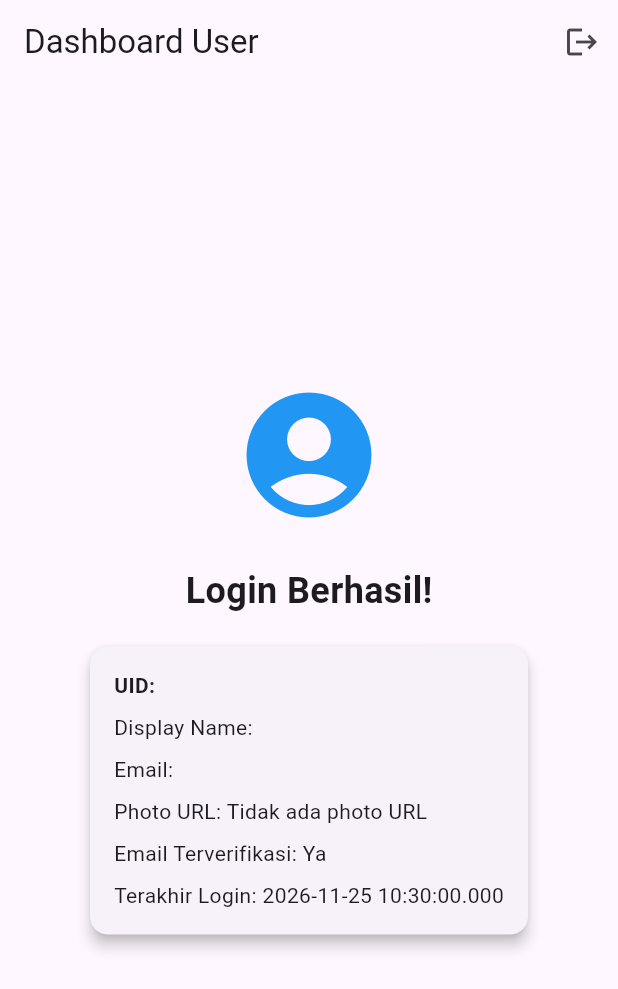
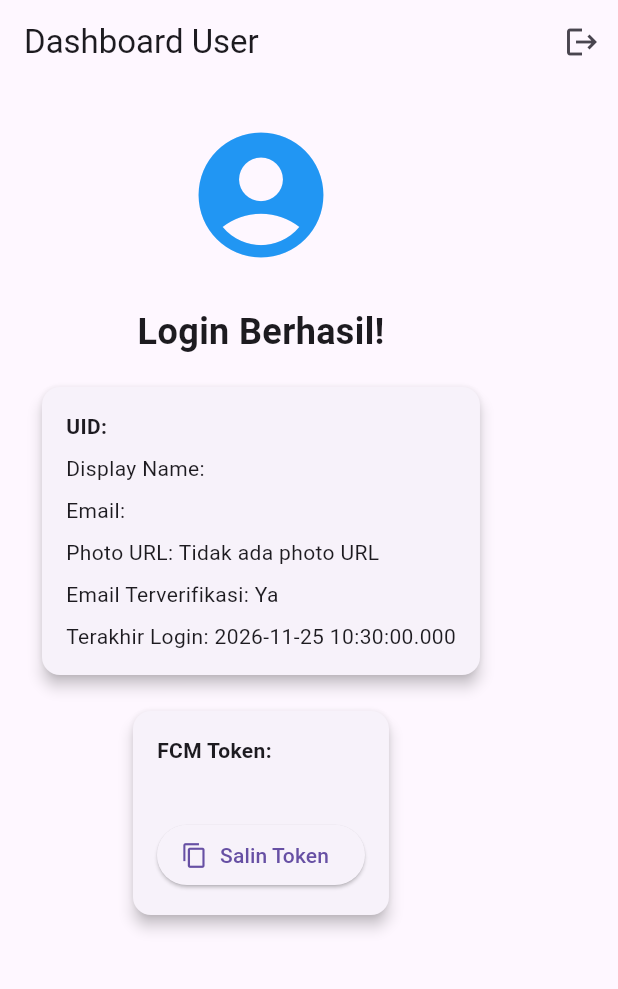
Before and after one commit to dygnora/Latihan-009-aplikasi-mobile, a Flutter app: the screen it shows once a user with an empty profile is signed in, on a phone screen of 412 x 824 dp. Shown: the top 989 px of the screen. Run offline on Flutter 3.47's test engine with Material 3 defaults, Android fonts, the phone set to English and light mode, and no system bars; our stand-ins replace firebase_auth, firebase_core, firebase_messaging, flutter_local_notifications; accounts and stored records are empty.

Commit message:
feat: update UserInfoScreen to include FcmTokenCard and improve layout with SingleChildScrollView

```diff
--- a/lib/screens/user_info_screen.dart
+++ b/lib/screens/user_info_screen.dart
@@ -1,5 +1,6 @@
 import 'package:firebase_auth/firebase_auth.dart';
 import 'package:flutter/material.dart';
+import 'package:latihan_009_aplikasi_mobile/fcm_token_card.dart';
 
 class UserInfoScreen extends StatelessWidget {
   final User user;
@@ -23,7 +24,7 @@ class UserInfoScreen extends StatelessWidget {
           ), // IconButton
         ],
       ), // AppBar
-      body: Center(
+      body: SingleChildScrollView(
         child: Padding(
           padding: const EdgeInsets.all(24.0),
           child: Column(
@@ -75,6 +76,8 @@ class UserInfoScreen extends StatelessWidget {
                   ), // Column
                 ), // Padding
               ), // Card
+              const SizedBox(height: 16),
+              const FcmTokenCard()
             ],
           ), // Column
         ), // Padding
```
